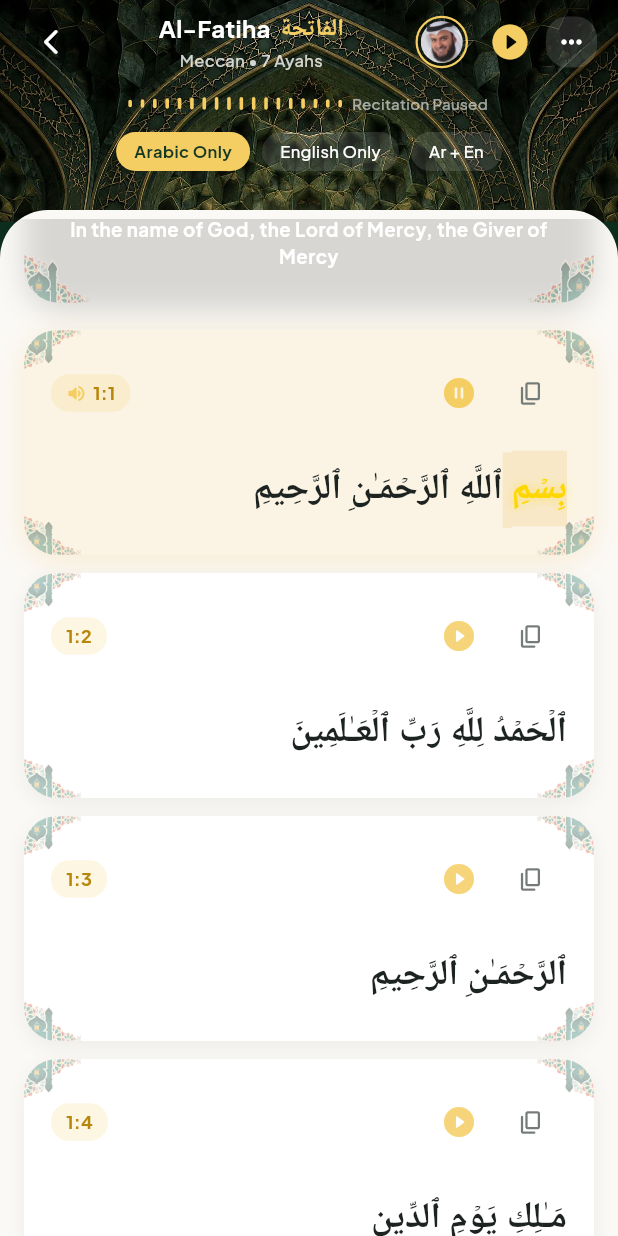
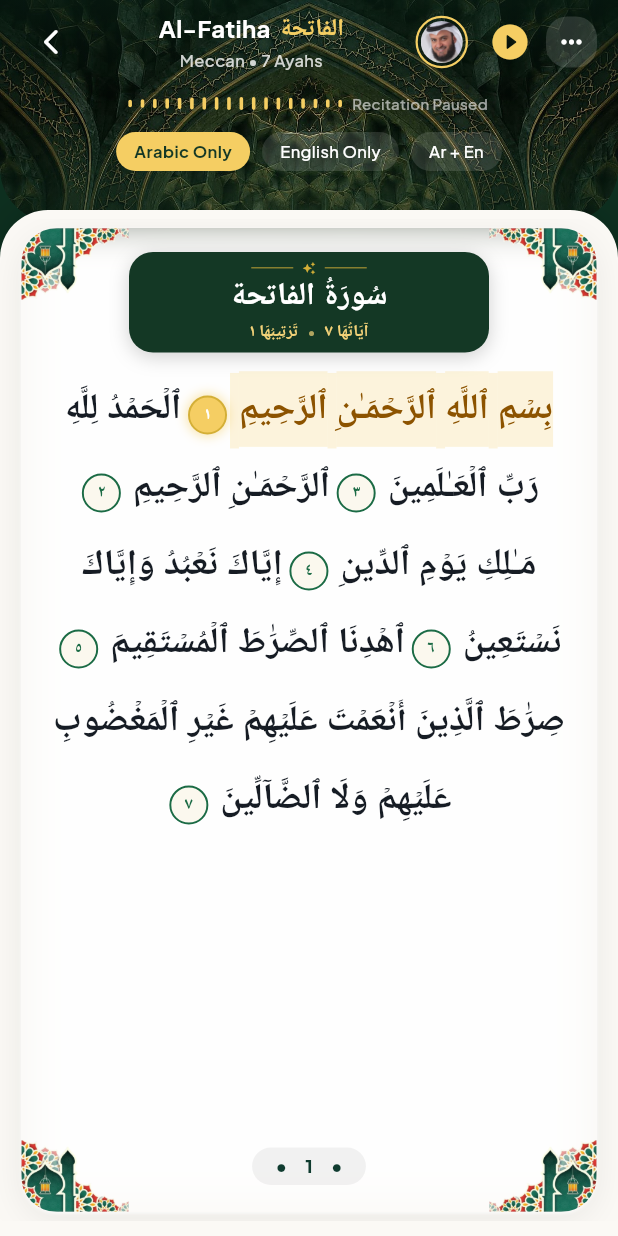
Before and after one commit to piustech1/my-quran, a Flutter app: the ReaderScreen screen opened directly with sample values from the repository, after a tap on the "play circle filled" icon, on a phone screen of 412 x 824 dp. Run offline on Flutter 3.47's test engine with Material 3 defaults, Android fonts, the phone set to English and light mode, and no system bars; our stand-ins replace flutter_tts, google_fonts, just_audio, just_audio_background, shared_preferences; accounts and stored records are empty; network calls fail; Roboto replaces fonts that are missing (Amiri).

Commit message:
feat: v1.8.8 true background audio, Mushaf priority, high-contrast UI & Surah voice recognition

```diff
--- a/lib/screens/reader_screen.dart
+++ b/lib/screens/reader_screen.dart
@@ -37,27 +37,47 @@ class _ReaderScreenState extends State<ReaderScreen> {
   bool _isLoading = true;
   String? _errorMessage;
 
-  ReaderMode _readerMode = ReaderMode.verseList;
+  ReaderMode _readerMode = ReaderMode.pageTurn;
   double _arabicFontSize = 24.0;
   TranslationMode _translationMode = TranslationMode.arabicOnly;
   bool _isBookmarked = false;
+  late SurahMeta _activeSurah;
 
   @override
   void initState() {
     super.initState();
+    _activeSurah = widget.surah;
     _loadPreferences();
     _fetchAyahs();
 
     // Auto-scroll to active playing ayah when in verse list mode
     _audioService.currentPlayingAyah.addListener(_handleAudioAyahChange);
+    // Listen to Surah changes when continuous recitation advances to next Surah
+    _audioService.currentPlayingSurah.addListener(_handleAudioSurahChange);
+  }
+
+  void _handleAudioSurahChange() {
+    final playingSurahNum = _audioService.currentPlayingSurah.value;
+    if (playingSurahNum != null && playingSurahNum != _activeSurah.number) {
+      final newSurah = kAllSurahs.firstWhere(
+        (s) => s.number == playingSurahNum,
+        orElse: () => kAllSurahs[playingSurahNum - 1],
+      );
+      if (mounted) {
+        setState(() {
+          _activeSurah = newSurah;
+        });
+        _fetchAyahs(newSurah.number);
+      }
+    }
   }
 
   void _handleAudioAyahChange() {
     final playingAyah = _audioService.currentPlayingAyah.value;
     if (playingAyah != null) {
       _storage.saveLastRead(
-        surahNumber: widget.surah.number,
-        surahName: widget.surah.englishName,
+        surahNumber: _activeSurah.number,
+        surahName: _activeSurah.englishName,
         ayahNumber: playingAyah,
       );
       if (_readerMode == ReaderMode.verseList && _scrollController.hasClients) {
@@ -74,6 +94,7 @@ class _ReaderScreenState extends State<ReaderScreen> {
   @override
   void dispose() {
     _audioService.currentPlayingAyah.removeListener(_handleAudioAyahChange);
+    _audioService.currentPlayingSurah.removeListener(_handleAudioSurahChange);
     _scrollController.dispose();
     super.dispose();
   }
@@ -81,7 +102,7 @@ class _ReaderScreenState extends State<ReaderScreen> {
   Future<void> _loadPreferences() async {
     final size = await _storage.getArabicFontSize();
     final translation = await _storage.getShowTranslation();
-    final bookmarked = await _storage.isBookmarked(widget.surah.number);
+    final bookmarked = await _storage.isBookmarked(_activeSurah.number);
     if (mounted) {
       setState(() {
         _arabicFontSize = size;
@@ -94,20 +115,21 @@ class _ReaderScreenState extends State<ReaderScreen> {
 
     // Save as last read with initial ayah position
     await _storage.saveLastRead(
-      surahNumber: widget.surah.number,
-      surahName: widget.surah.englishName,
+      surahNumber: _activeSurah.number,
+      surahName: _activeSurah.englishName,
       ayahNumber: widget.initialAyah ?? 1,
     );
   }
 
-  Future<void> _fetchAyahs() async {
+  Future<void> _fetchAyahs([int? targetSurahNumber]) async {
+    final surahNum = targetSurahNumber ?? _activeSurah.number;
     setState(() {
       _isLoading = true;
       _errorMessage = null;
     });
 
     try {
-      final data = await _apiService.getChapterAyahs(widget.surah.number);
+      final data = await _apiService.getChapterAyahs(surahNum);
       if (mounted) {
         setState(() {
           _ayahs = data;
@@ -486,7 +508,7 @@ class _ReaderScreenState extends State<ReaderScreen> {
                       children: [
                         Flexible(
                           child: Text(
-                            widget.surah.englishName,
+                            _activeSurah.englishName,
                             style: GoogleFonts.plusJakartaSans(
                               fontSize: 16,
                               fontWeight: FontWeight.bold,
@@ -497,7 +519,7 @@ class _ReaderScreenState extends State<ReaderScreen> {
                         ),
                         const SizedBox(width: 6),
                         Text(
-                          widget.surah.name,
+                          _activeSurah.name,
                           style: GoogleFonts.amiri(
                             fontSize: 16,
                             fontWeight: FontWeight.bold,
@@ -508,7 +530,7 @@ class _ReaderScreenState extends State<ReaderScreen> {
                     ),
                     const SizedBox(height: 2),
                     Text(
-                      '${widget.surah.revelationType} • ${widget.surah.numberOfAyahs} Ayahs',
+                      '${_activeSurah.revelationType} • ${_activeSurah.numberOfAyahs} Ayahs',
                       style: GoogleFonts.plusJakartaSans(
                         fontSize: 11,
                         color: Colors.white.withOpacity(0.8),
@@ -574,9 +596,10 @@ class _ReaderScreenState extends State<ReaderScreen> {
                         _audioService.player.pause();
                       } else {
                         _audioService.playAyah(
-                          surahNumber: widget.surah.number,
+                          surahNumber: _activeSurah.number,
                           ayahNumber: 1,
-                          maxVerses: widget.surah.numberOfAyahs,
+                          maxVerses: _activeSurah.numberOfAyahs,
+                          announce: true,
                         );
                       }
                     },
@@ -608,7 +631,7 @@ class _ReaderScreenState extends State<ReaderScreen> {
           const SizedBox(height: 6),
 
           // 2. Audio Frequency Visualizer Wave in golden curves (animates when reciting)
-          AudioFrequencyWave(totalVerses: widget.surah.numberOfAyahs),
+          AudioFrequencyWave(totalVerses: _activeSurah.numberOfAyahs),
 
           const SizedBox(height: 8),
 
@@ -806,7 +829,7 @@ class _ReaderScreenState extends State<ReaderScreen> {
             const CircularProgressIndicator(color: AppColors.accentGold),
             const SizedBox(height: 16),
             Text(
-              'Loading Surah ${widget.surah.englishName}...',
+              'Loading Surah ${_activeSurah.englishName}...',
               style: GoogleFonts.plusJakartaSans(
                 fontSize: 14,
                 color: Theme.of(context).brightness == Brightness.dark
@@ -854,10 +877,10 @@ class _ReaderScreenState extends State<ReaderScreen> {
     if (_readerMode == ReaderMode.pageTurn) {
       return PageTurnView(
         ayahs: _ayahs,
-        surahNameArabic: widget.surah.name,
-        surahNameEnglish: widget.surah.englishName,
-        surahNumber: widget.surah.number,
-        numberOfAyahs: widget.surah.numberOfAyahs,
+        surahNameArabic: _activeSurah.name,
+        surahNameEnglish: _activeSurah.englishName,
+        surahNumber: _activeSurah.number,
+        numberOfAyahs: _activeSurah.numberOfAyahs,
         arabicFontSize: _arabicFontSize,
         translationMode: _translationMode,
         initialAyah: widget.initialAyah,
@@ -875,7 +898,7 @@ class _ReaderScreenState extends State<ReaderScreen> {
           itemCount: _ayahs.length + 1,
           itemBuilder: (context, index) {
             if (index == 0) {
-              return BismillahBanner(surahNumber: widget.surah.number);
+              return BismillahBanner(surahNumber: _activeSurah.number);
             }
 
             final ayah = _ayahs[index - 1];
@@ -891,9 +914,9 @@ class _ReaderScreenState extends State<ReaderScreen> {
                   _audioService.pause();
                 } else {
                   _audioService.playAyah(
-                    surahNumber: widget.surah.number,
+                    surahNumber: _activeSurah.number,
                     ayahNumber: ayah.verse,
-                    maxVerses: widget.surah.numberOfAyahs,
+                    maxVerses: _activeSurah.numberOfAyahs,
                   );
                 }
               },
--- a/lib/services/audio_service.dart
+++ b/lib/services/audio_service.dart
@@ -1,6 +1,8 @@
 import 'dart:async';
 import 'package:flutter/foundation.dart';
+import 'package:flutter_tts/flutter_tts.dart';
 import 'package:just_audio/just_audio.dart';
+import 'package:just_audio_background/just_audio_background.dart';
 import '../constants/surah_data.dart';
 
 class Reciter {
@@ -22,10 +24,12 @@ class QuranAudioService {
   factory QuranAudioService() => _instance;
   QuranAudioService._internal() {
     _initAudioPlayer();
+    _initTts();
   }
 
   final AudioPlayer _player = AudioPlayer();
   AudioPlayer get player => _player;
+  FlutterTts? _tts;
 
   static const List<Reciter> availableReciters = [
     Reciter(
@@ -63,6 +67,31 @@ class QuranAudioService {
 
   StreamSubscription<PlayerState>? _playerStateSubscription;
   StreamSubscription<Duration>? _positionSubscription;
+
+  Future<void> _initTts() async {
+    try {
+      _tts = FlutterTts();
+      await _tts?.setLanguage('en-US');
+      await _tts?.setSpeechRate(0.48);
+      await _tts?.setPitch(1.0);
+    } catch (e) {
+      debugPrint('TTS initialization notice: $e');
+    }
+  }
+
+  /// Announces the name of the Surah before reciting its first Ayah
+  Future<void> announceSurah(String surahName) async {
+    try {
+      if (_tts == null) {
+        await _initTts();
+      }
+      await _tts?.stop();
+      await _tts?.speak('Surah $surahName');
+      await Future.delayed(const Duration(milliseconds: 1400));
+    } catch (e) {
+      debugPrint('Error speaking Surah name: $e');
+    }
+  }
 
   void _initAudioPlayer() {
     _playerStateSubscription = _player.playerStateStream.listen((state) {
@@ -109,16 +138,39 @@ class QuranAudioService {
     required int surahNumber,
     required int ayahNumber,
     required int maxVerses,
+    bool announce = false,
   }) async {
     _maxVersesInCurrentSurah = maxVerses;
     currentPlayingSurah.value = surahNumber;
     currentPlayingAyah.value = ayahNumber;
     ayahPlaybackProgress.value = 0.0;
 
+    final surahMeta = kAllSurahs.firstWhere(
+      (s) => s.number == surahNumber,
+      orElse: () =>
+          kAllSurahs[(surahNumber - 1).clamp(0, kAllSurahs.length - 1)],
+    );
+
+    if (announce) {
+      await announceSurah(surahMeta.englishName);
+    }
+
     final url = getAyahAudioUrl(surahNumber, ayahNumber);
     try {
       isLoadingNotifier.value = true;
-      await _player.setUrl(url);
+      final audioSource = AudioSource.uri(
+        Uri.parse(url),
+        tag: MediaItem(
+          id: '${surahNumber}_$ayahNumber',
+          album: 'Holy Quran',
+          title:
+              '${surahMeta.englishName} (${surahMeta.name}) • Verse $ayahNumber',
+          artist: selectedReciter.name,
+          artUri: Uri.parse(
+              'https://raw.githubusercontent.com/piustech1/my-quran/main/assets/images/app_logo.png'),
+        ),
+      );
+      await _player.setAudioSource(audioSource);
       await _player.play();
     } catch (e) {
       isLoadingNotifier.value = false;
@@ -154,7 +206,7 @@ class QuranAudioService {
         maxVerses: _maxVersesInCurrentSurah,
       );
     } else {
-      // Seamlessly advance to the next Surah!
+      // Seamlessly advance to the next Surah with voice announcement!
       final currentSurah = currentPlayingSurah.value!;
       if (currentSurah < 114) {
         final nextSurahNum = currentSurah + 1;
@@ -166,6 +218,7 @@ class QuranAudioService {
           surahNumber: nextSurahNum,
           ayahNumber: 1,
           maxVerses: nextSurahMeta.numberOfAyahs,
+          announce: true,
         );
       } else {
         await stop();
--- a/lib/widgets/ayah_card.dart
+++ b/lib/widgets/ayah_card.dart
@@ -48,9 +48,11 @@ class AyahCard extends StatelessWidget {
           boxShadow: [
             BoxShadow(
               color: isPlaying
-                  ? const Color(0x35EAB34D)
-                  : Colors.black.withOpacity(isDark ? 0.25 : 0.05),
-              blurRadius: isPlaying ? 16 : 10,
+                  ? const Color(0x40EAB34D)
+                  : (isDark
+                      ? Colors.black.withOpacity(0.38)
+                      : const Color(0x1A0D2F1F)),
+              blurRadius: isPlaying ? 16 : 12,
               offset: const Offset(0, 4),
             ),
           ],
@@ -63,11 +65,11 @@ class AyahCard extends StatelessWidget {
               Positioned(
                 top: 0,
                 left: 0,
-                width: 38,
-                height: 26,
+                width: 44,
+                height: 30,
                 child: IgnorePointer(
                   child: Opacity(
-                    opacity: isDark ? 0.25 : 0.35,
+                    opacity: isDark ? 0.65 : 0.75,
                     child: Transform.flip(
                       flipX: true,
                       flipY: true,
@@ -85,11 +87,11 @@ class AyahCard extends StatelessWidget {
               Positioned(
                 top: 0,
                 right: 0,
-                width: 38,
-                height: 26,
+                width: 44,
+                height: 30,
                 child: IgnorePointer(
                   child: Opacity(
-                    opacity: isDark ? 0.25 : 0.35,
+                    opacity: isDark ? 0.65 : 0.75,
                     child: Transform.flip(
                       flipY: true,
                       child: Image.asset(
@@ -106,11 +108,11 @@ class AyahCard extends StatelessWidget {
               Positioned(
                 bottom: 0,
                 left: 0,
-                width: 38,
-                height: 26,
+                width: 44,
+                height: 30,
                 child: IgnorePointer(
                   child: Opacity(
-                    opacity: isDark ? 0.25 : 0.35,
+                    opacity: isDark ? 0.65 : 0.75,
                     child: Transform.flip(
                       flipX: true,
                       child: Image.asset(
@@ -127,11 +129,11 @@ class AyahCard extends StatelessWidget {
               Positioned(
                 bottom: 0,
                 right: 0,
-                width: 38,
-                height: 26,
+                width: 44,
+                height: 30,
                 child: IgnorePointer(
                   child: Opacity(
-                    opacity: isDark ? 0.25 : 0.35,
+                    opacity: isDark ? 0.65 : 0.75,
                     child: Image.asset(
                       'assets/corner_asset.png',
                       fit: BoxFit.fill,
--- a/lib/widgets/bismillah_banner.dart
+++ b/lib/widgets/bismillah_banner.dart
@@ -52,7 +52,7 @@ class BismillahBanner extends StatelessWidget {
                 height: 32,
                 child: IgnorePointer(
                   child: Opacity(
-                    opacity: 0.35,
+                    opacity: 0.70,
                     child: Transform.flip(
                       flipX: true,
                       flipY: true,
@@ -72,7 +72,7 @@ class BismillahBanner extends StatelessWidget {
                 height: 32,
                 child: IgnorePointer(
                   child: Opacity(
-                    opacity: 0.35,
+                    opacity: 0.70,
                     child: Transform.flip(
                       flipY: true,
                       child: Image.asset(
@@ -91,7 +91,7 @@ class BismillahBanner extends StatelessWidget {
                 height: 32,
                 child: IgnorePointer(
                   child: Opacity(
-                    opacity: 0.35,
+                    opacity: 0.70,
                     child: Transform.flip(
                       flipX: true,
                       child: Image.asset(
@@ -110,7 +110,7 @@ class BismillahBanner extends StatelessWidget {
                 height: 32,
                 child: IgnorePointer(
                   child: Opacity(
-                    opacity: 0.35,
+                    opacity: 0.70,
                     child: Image.asset(
                       'assets/corner_asset.png',
                       fit: BoxFit.fill,
--- a/lib/widgets/mufta_header.dart
+++ b/lib/widgets/mufta_header.dart
@@ -30,14 +30,24 @@ class MuftaHeader extends StatelessWidget {
       child: Stack(
         clipBehavior: Clip.none,
         children: [
-          // 1. New Mufta Islamic Grand Muqarnas Archway Image
+          // 1. Curved Mufta Dome with Deep Emerald Base & Gold Trim
           Positioned(
             left: 0,
             right: 0,
             top: 0,
             bottom: 0,
-            child: IgnorePointer(
-              child: Image.asset(
+            child: ClipRRect(
+              borderRadius: const BorderRadius.vertical(
+                bottom: Radius.circular(36),
+              ),
+              child: Stack(
+                fit: StackFit.expand,
+                children: [
+                  // Deep forest green base
+                  Container(color: const Color(0xFF0D2F1F)),
+
+                  // New Mufta Islamic Grand Muqarnas Archway Image
+                  Image.asset(
                     'assets/new_mufta.jpg',
                     width: double.infinity,
                     height: totalHeight,
@@ -49,10 +59,46 @@ class MuftaHeader extends StatelessWidget {
                       color: AppColors.forestGreen,
                     ),
                   ),
+
+                  // Atmospheric gradient overlay for rich contrast & readability
+                  Container(
+                    decoration: const BoxDecoration(
+                      gradient: LinearGradient(
+                        begin: Alignment.topCenter,
+                        end: Alignment.bottomCenter,
+                        colors: [
+                          Color(0x750D2F1F),
+                          Color(0x200D2F1F),
+                          Color(0x8A0D2F1F),
+                        ],
+                      ),
                     ),
                   ),
 
-          // 3. Foreground Controls (Floating glassmorphic top bar)
+                  // Subtle hairline gold accent line at curved bottom
+                  Positioned(
+                    bottom: 0,
+                    left: 0,
+                    right: 0,
+                    child: Container(
+                      height: 1.5,
+                      decoration: const BoxDecoration(
+                        gradient: LinearGradient(
+                          colors: [
+                            Colors.transparent,
+                            Color(0x77F5CE63),
+                            Colors.transparent,
+                          ],
+                        ),
+                      ),
+                    ),
+                  ),
+                ],
+              ),
+            ),
+          ),
+
+          // 2. Foreground Controls (Floating glassmorphic top bar)
           Positioned(
             left: 0,
             right: 0,
--- a/pubspec.yaml
+++ b/pubspec.yaml
@@ -16,7 +16,7 @@ publish_to: 'none' # Remove this line if you wish to publish to pub.dev
 # https://developer.apple.com/library/archive/documentation/General/Reference/InfoPlistKeyReference/Articles/CoreFoundationKeys.html
 # In Windows, build-name is used as the major, minor, and patch parts
 # of the product and file versions while build-number is used as the build suffix.
-version: 1.8.7+19
+version: 1.8.8+20
 
 environment:
   sdk: ^3.5.4
@@ -39,6 +39,8 @@ dependencies:
   google_fonts: ^6.2.1
   shared_preferences: ^2.3.2
   just_audio: ^0.9.46
+  just_audio_background: ^0.0.1-beta.15
+  flutter_tts: ^4.2.5
 
 dev_dependencies:
   flutter_test:
```
Also changed, not shown: lib/main.dart (+8 -0 lines), lib/widgets/page_turn_view.dart (+10 -1 lines), pubspec.lock, 6 other files. Lines whose indentation alone changed are shown as unchanged.
